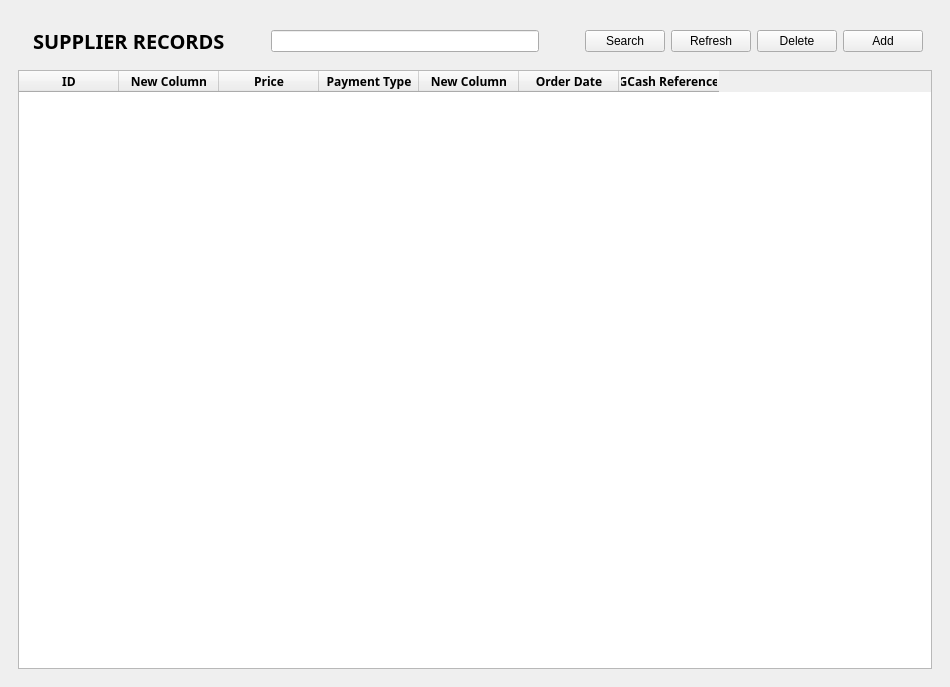
Above: Screens/MainMenuScreens/Records/Supplier_Records.ui from Bideiro/Ranil_project_py before the change. Below: the same form after it.
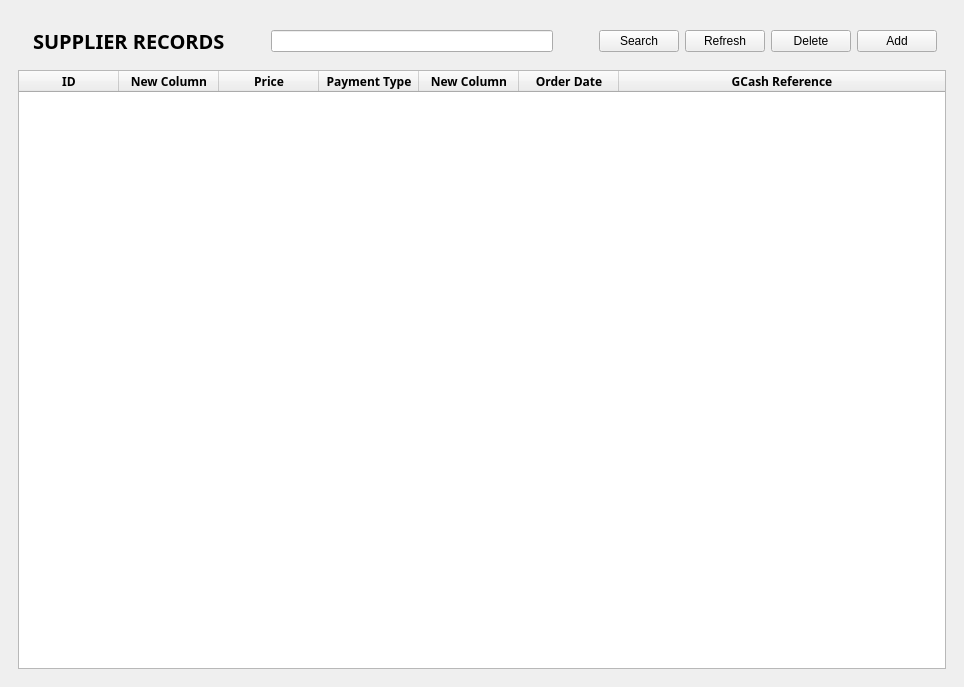
That is the form after the change.

```diff
--- a/Screens/MainMenuScreens/Records/Supplier_Records.ui
+++ b/Screens/MainMenuScreens/Records/Supplier_Records.ui
@@ -134,6 +134,7 @@
          <property name="font">
           <font>
            <family>DM Sans 14pt ExtraBold</family>
+           <weight>75</weight>
            <bold>true</bold>
           </font>
          </property>
@@ -143,6 +144,15 @@
          <property name="lineWidth">
           <number>0</number>
          </property>
+         <property name="sizeAdjustPolicy">
+          <enum>QAbstractScrollArea::AdjustToContents</enum>
+         </property>
+         <property name="editTriggers">
+          <set>QAbstractItemView::NoEditTriggers</set>
+         </property>
+         <property name="alternatingRowColors">
+          <bool>true</bool>
+         </property>
          <property name="showGrid">
           <bool>true</bool>
          </property>
@@ -158,9 +168,18 @@
          <attribute name="horizontalHeaderHighlightSections">
           <bool>true</bool>
          </attribute>
+         <attribute name="horizontalHeaderMinimumSectionSize">
+          <number>32</number>
+         </attribute>
+         <attribute name="horizontalHeaderStretchLastSection">
+          <bool>true</bool>
+         </attribute>
          <attribute name="verticalHeaderVisible">
           <bool>false</bool>
          </attribute>
+         <attribute name="verticalHeaderMinimumSectionSize">
+          <number>24</number>
+         </attribute>
          <column>
           <property name="text">
            <string>ID</string>
```
Left out of the diff: 1 changed line with no effect on the pictures.
